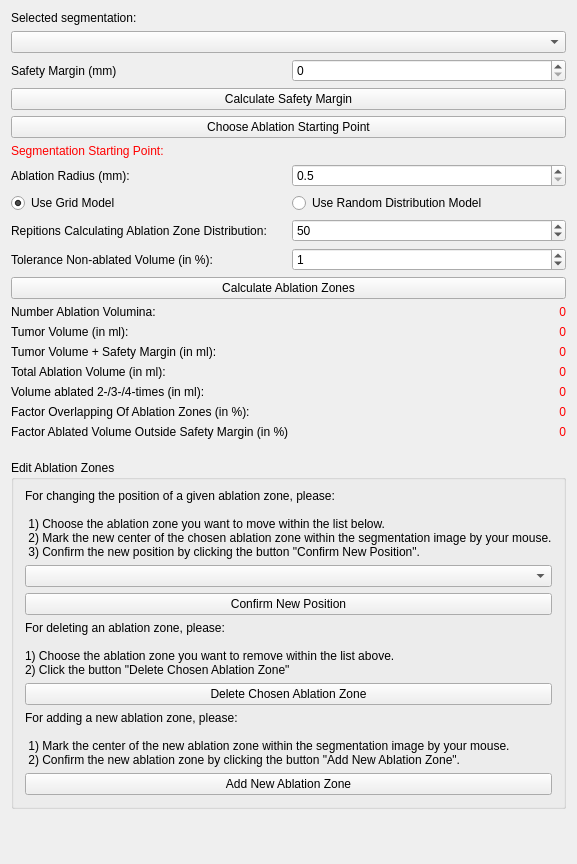
Before: the Qt Designer form Plugins/org.mitk.gui.qt.ablationplanning/src/internal/QmitkAblationPlanningViewControls.ui in alaansheikhani/MITK, drawn with Qt 5.
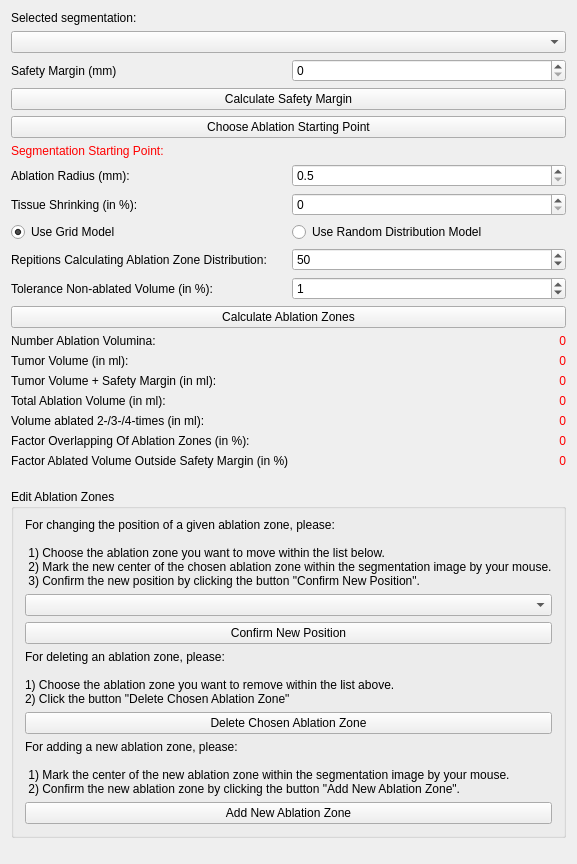
After: the same form once the commit is applied. Icons and pictures are not drawn. Custom widgets are drawn as their Qt base class.

```diff
--- a/Plugins/org.mitk.gui.qt.ablationplanning/src/internal/QmitkAblationPlanningViewControls.ui
+++ b/Plugins/org.mitk.gui.qt.ablationplanning/src/internal/QmitkAblationPlanningViewControls.ui
@@ -118,6 +118,27 @@
      </item>
     </layout>
    </item>
+   <item>
+    <layout class="QHBoxLayout" name="horizontalLayout_6">
+     <property name="topMargin">
+      <number>0</number>
+     </property>
+     <item>
+      <widget class="QLabel" name="tissueShrinkingLabel">
+       <property name="text">
+        <string>Tissue Shrinking (in %):</string>
+       </property>
+      </widget>
+     </item>
+     <item>
+      <widget class="QSpinBox" name="tissueShrinkingSpinBox">
+       <property name="maximum">
+        <number>40</number>
+       </property>
+      </widget>
+     </item>
+    </layout>
+   </item>
    <item>
     <layout class="QHBoxLayout" name="horizontalLayout_3">
      <property name="topMargin">
```
